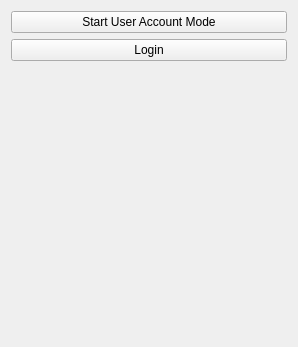
Qt form OpenLIFULogin/Resources/UI/OpenLIFULogin.ui (OpenwaterHealth/SlicerOpenLIFU) before a commit.
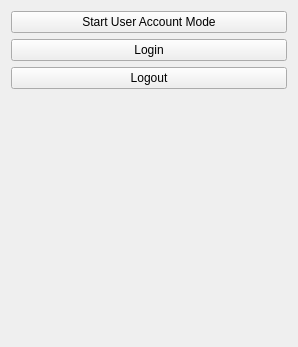
The same form after that commit. Custom widgets are drawn as their Qt base class.

Commit message:
Add logout button (#172)
Add explicit way for users to logout

What changed in the file:
```diff
--- a/OpenLIFULogin/Resources/UI/OpenLIFULogin.ui
+++ b/OpenLIFULogin/Resources/UI/OpenLIFULogin.ui
@@ -31,6 +31,13 @@
           </property>
         </widget>
       </item>
+      <item>
+        <widget class="QPushButton" name="logoutButton">
+          <property name="text">
+            <string>Logout</string>
+          </property>
+        </widget>
+      </item>
       <item>
         <widget class="QLabel" name="loginStateNotificationLabel">
           <property name="alignment">
```
The commit also changes 1 other file.
